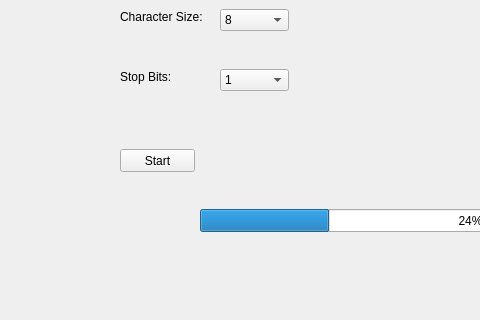
The window that serialUpdate/mainwindow.ui (jpcstpj7281/gameseer) describes before a commit, drawn with Qt 5; both pictures show x 0 to 480 and y 291 to 611 of the 1024 by 768 pixel window.
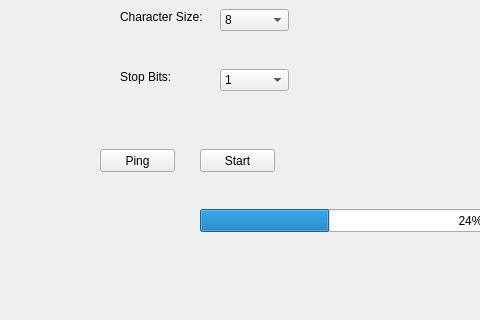
The same window after the commit.

The edit to the form file:
```diff
--- a/serialUpdate/mainwindow.ui
+++ b/serialUpdate/mainwindow.ui
@@ -343,7 +343,7 @@
    <widget class="QPushButton" name="btnStart">
     <property name="geometry">
      <rect>
-      <x>120</x>
+      <x>200</x>
       <y>440</y>
       <width>75</width>
       <height>23</height>
@@ -404,6 +404,19 @@
      <string/>
     </property>
    </widget>
+   <widget class="QPushButton" name="btnPing">
+    <property name="geometry">
+     <rect>
+      <x>100</x>
+      <y>440</y>
+      <width>75</width>
+      <height>23</height>
+     </rect>
+    </property>
+    <property name="text">
+     <string>Ping</string>
+    </property>
+   </widget>
   </widget>
   <action name="action">
    <property name="text">
```
